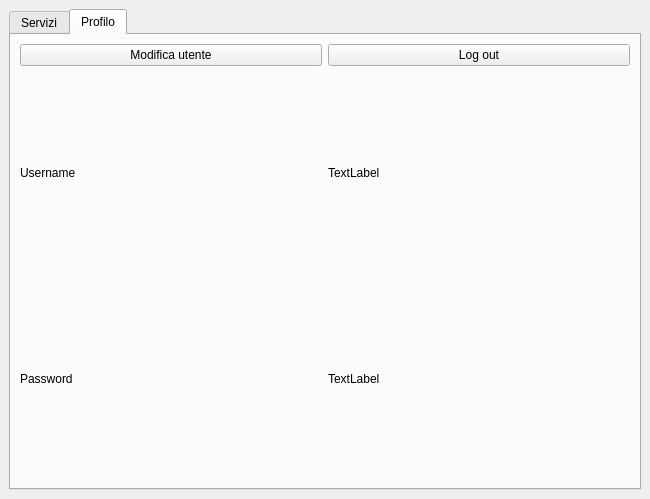
This is src/ui/principale.ui in fgirlanda/GP2 as Qt 5 draws it before an edit. The edited form follows.
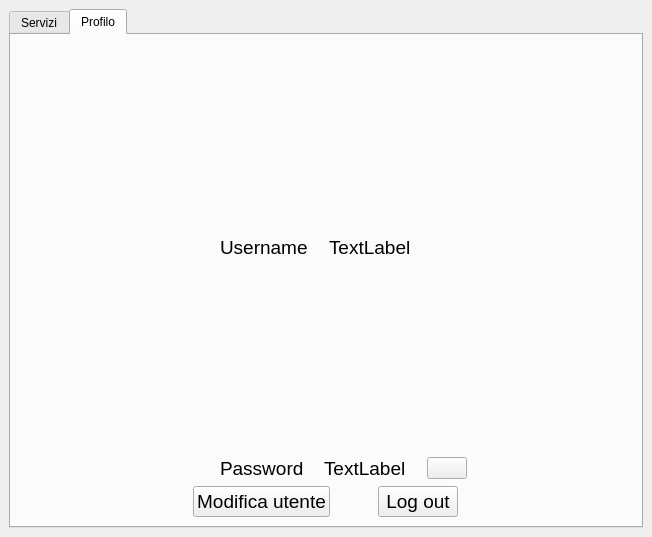
This is the edited form. The open tabs and pages were chosen to show the change. Icons and pictures are not drawn.

Commit message: gui principale, modifica/aggiungi

Diff of the .ui file:
```diff
--- a/src/ui/principale.ui
+++ b/src/ui/principale.ui
@@ -6,8 +6,8 @@
    <rect>
     <x>0</x>
     <y>0</y>
-    <width>650</width>
-    <height>499</height>
+    <width>652</width>
+    <height>537</height>
    </rect>
   </property>
   <property name="windowTitle">
@@ -83,29 +83,20 @@
        </attribute>
        <layout class="QVBoxLayout" name="verticalLayout_5">
         <item>
-         <layout class="QHBoxLayout" name="horizontalLayout_2">
-          <item>
-           <widget class="QPushButton" name="pushButton_2">
-            <property name="text">
-             <string>Modifica utente</string>
-            </property>
-           </widget>
-          </item>
-          <item>
-           <widget class="QPushButton" name="pushButton_3">
-            <property name="text">
-             <string>Log out</string>
-            </property>
-           </widget>
-          </item>
-         </layout>
-        </item>
-        <item>
-         <layout class="QVBoxLayout" name="verticalLayout_4">
-          <item>
            <layout class="QHBoxLayout" name="horizontalLayout_3">
+          <property name="leftMargin">
+           <number>200</number>
+          </property>
+          <property name="rightMargin">
+           <number>200</number>
+          </property>
             <item>
              <widget class="QLabel" name="label">
+            <property name="font">
+             <font>
+              <pointsize>14</pointsize>
+             </font>
+            </property>
               <property name="text">
                <string>Username</string>
               </property>
@@ -113,6 +104,11 @@
             </item>
             <item>
              <widget class="QLabel" name="label_2">
+            <property name="font">
+             <font>
+              <pointsize>14</pointsize>
+             </font>
+            </property>
               <property name="text">
                <string>TextLabel</string>
               </property>
@@ -122,8 +118,22 @@
           </item>
           <item>
            <layout class="QHBoxLayout" name="horizontalLayout_4">
+          <property name="spacing">
+           <number>0</number>
+          </property>
+          <property name="leftMargin">
+           <number>200</number>
+          </property>
+          <property name="rightMargin">
+           <number>165</number>
+          </property>
             <item>
              <widget class="QLabel" name="label_3">
+            <property name="font">
+             <font>
+              <pointsize>14</pointsize>
+             </font>
+            </property>
               <property name="text">
                <string>Password</string>
               </property>
@@ -131,12 +141,87 @@
             </item>
             <item>
              <widget class="QLabel" name="label_4">
+            <property name="sizePolicy">
+             <sizepolicy hsizetype="Preferred" vsizetype="Preferred">
+              <horstretch>0</horstretch>
+              <verstretch>0</verstretch>
+             </sizepolicy>
+            </property>
+            <property name="font">
+             <font>
+              <pointsize>14</pointsize>
+             </font>
+            </property>
               <property name="text">
                <string>TextLabel</string>
               </property>
              </widget>
             </item>
-           </layout>
+          <item>
+           <widget class="QPushButton" name="pushButton_4">
+            <property name="sizePolicy">
+             <sizepolicy hsizetype="Fixed" vsizetype="Fixed">
+              <horstretch>0</horstretch>
+              <verstretch>0</verstretch>
+             </sizepolicy>
+            </property>
+            <property name="text">
+             <string/>
+            </property>
+            <property name="icon">
+             <iconset>
+              <normaloff>../resources/visible.png</normaloff>../resources/visible.png</iconset>
+            </property>
+           </widget>
+          </item>
+         </layout>
+        </item>
+        <item>
+         <layout class="QHBoxLayout" name="horizontalLayout_2">
+          <property name="spacing">
+           <number>0</number>
+          </property>
+          <property name="leftMargin">
+           <number>125</number>
+          </property>
+          <property name="rightMargin">
+           <number>125</number>
+          </property>
+          <item>
+           <widget class="QPushButton" name="pushButton_2">
+            <property name="sizePolicy">
+             <sizepolicy hsizetype="Fixed" vsizetype="Fixed">
+              <horstretch>0</horstretch>
+              <verstretch>0</verstretch>
+             </sizepolicy>
+            </property>
+            <property name="font">
+             <font>
+              <pointsize>14</pointsize>
+             </font>
+            </property>
+            <property name="text">
+             <string>Modifica utente</string>
+            </property>
+           </widget>
+          </item>
+          <item>
+           <widget class="QPushButton" name="pushButton_3">
+            <property name="sizePolicy">
+             <sizepolicy hsizetype="Fixed" vsizetype="Fixed">
+              <horstretch>0</horstretch>
+              <verstretch>0</verstretch>
+             </sizepolicy>
+            </property>
+            <property name="font">
+             <font>
+              <pointsize>14</pointsize>
+             </font>
+            </property>
+            <property name="text">
+             <string>Log out</string>
+            </property>
+           </widget>
           </item>
          </layout>
         </item>
```
Lines whose indentation alone changed are shown as unchanged. The commit also changes 6 other files.
